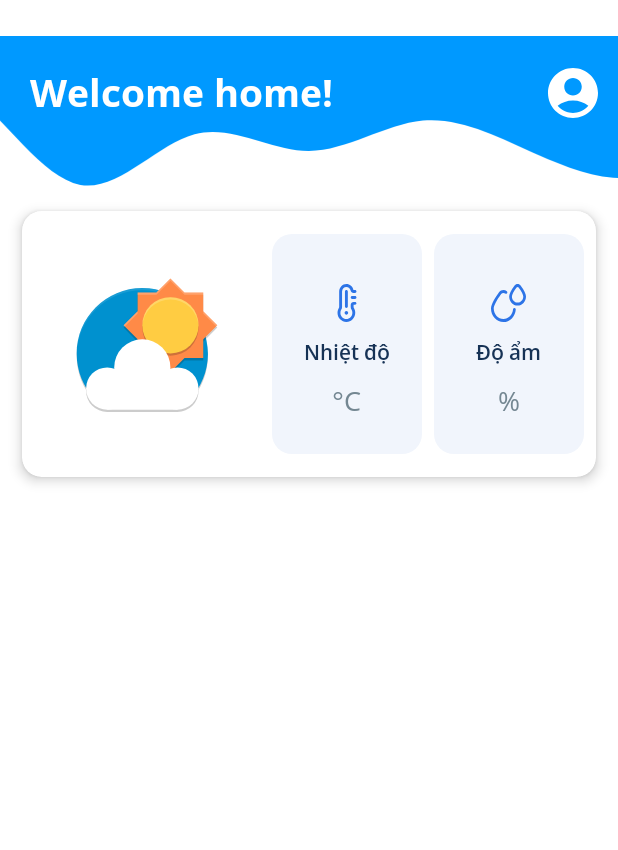
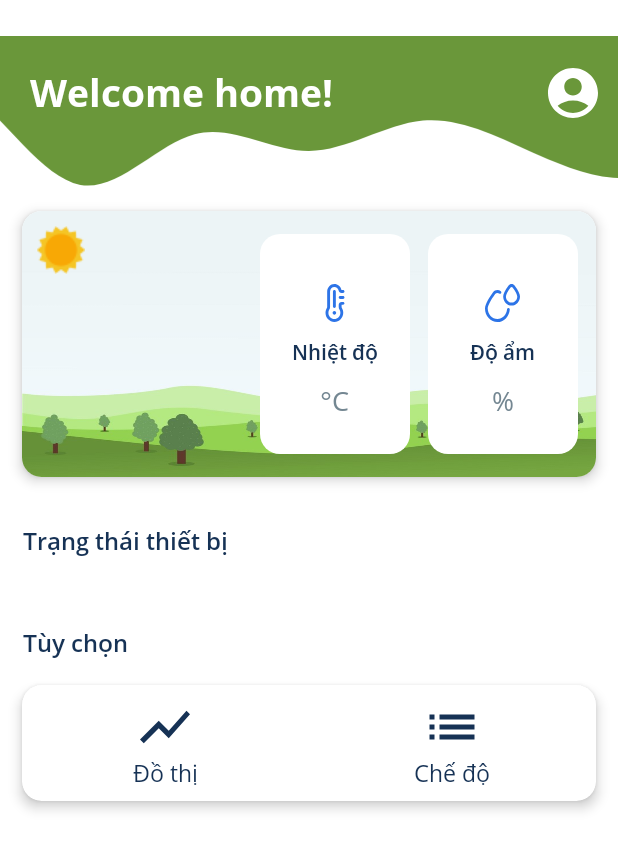
Before and after one commit to quangbk198/datn, an Android app: the MainActivity screen opened directly, with no data from a screen before it, on a phone screen of 412 x 824 dp. Shown: the top 850 px of the screen. Run offline under Robolectric (Android 15) with nearby library versions, the phone set to English and light mode, and no system bars; our stand-ins replace Dagger/Hilt's generated code, RxJava.

Commit message:
create ui main screen

```diff
--- a/app/src/main/java/com/example/datn/features/main/ui/MainActivity.kt
+++ b/app/src/main/java/com/example/datn/features/main/ui/MainActivity.kt
@@ -17,11 +17,15 @@ class MainActivity : BaseActivity<ActivityMainBinding, MainViewModel>() {
 
     override fun onCommonViewLoaded() {
         if (Build.VERSION.SDK_INT >= Build.VERSION_CODES.M) {
-            window.statusBarColor = getColor(R.color.light_blue_1)
+            window.statusBarColor = getColor(R.color.green_dark)
         }
     }
 
     override fun addViewListener() {
 
     }
+
+    override fun setColorTextStatusBar() {
+
+    }
 }
--- a/app/src/main/res/drawable/background_button.xml
+++ b/app/src/main/res/drawable/background_button.xml
@@ -2,6 +2,6 @@
 <shape xmlns:android="http://schemas.android.com/apk/res/android"
     android:shape="rectangle">
     <corners android:radius="28dp" />
-    <solid android:color="@color/pink_light"/>
+    <solid android:color="@color/green_dark"/>
 
 </shape>
--- a/app/src/main/res/drawable/bg_item_tem_humi.xml
+++ b/app/src/main/res/drawable/bg_item_tem_humi.xml
@@ -3,6 +3,6 @@
     android:shape="rectangle">
 
     <corners android:radius="13dp" />
-    <solid android:color="@color/light_background" />
+    <solid android:color="@color/white" />
 
 </shape>
--- /dev/null
+++ b/app/src/main/res/drawable/ic_arrow_left.xml
@@ -0,0 +1,5 @@
+<vector android:height="24dp" android:tint="#163255"
+    android:viewportHeight="24" android:viewportWidth="24"
+    android:width="24dp" xmlns:android="http://schemas.android.com/apk/res/android">
+    <path android:fillColor="@android:color/white" android:pathData="M15.41,16.59L10.83,12l4.58,-4.59L14,6l-6,6 6,6 1.41,-1.41z"/>
+</vector>
--- /dev/null
+++ b/app/src/main/res/drawable/ic_arrow_right.xml
@@ -0,0 +1,5 @@
+<vector android:height="24dp" android:tint="#163255"
+    android:viewportHeight="24" android:viewportWidth="24"
+    android:width="24dp" xmlns:android="http://schemas.android.com/apk/res/android">
+    <path android:fillColor="@android:color/white" android:pathData="M8.59,16.59L13.17,12 8.59,7.41 10,6l6,6 -6,6 -1.41,-1.41z"/>
+</vector>
--- /dev/null
+++ b/app/src/main/res/drawable/ic_line_chart.xml
@@ -0,0 +1,5 @@
+<vector android:height="24dp" android:tint="#163255"
+    android:viewportHeight="24" android:viewportWidth="24"
+    android:width="24dp" xmlns:android="http://schemas.android.com/apk/res/android">
+    <path android:fillColor="@android:color/white" android:pathData="M3.5,18.49l6,-6.01 4,4L22,6.92l-1.41,-1.41 -7.09,7.97 -4,-4L2,16.99z"/>
+</vector>
--- /dev/null
+++ b/app/src/main/res/drawable/ic_mode.xml
@@ -0,0 +1,5 @@
+<vector android:height="24dp" android:tint="#163255"
+    android:viewportHeight="24" android:viewportWidth="24"
+    android:width="24dp" xmlns:android="http://schemas.android.com/apk/res/android">
+    <path android:fillColor="@android:color/white" android:pathData="M3,13h2v-2L3,11v2zM3,17h2v-2L3,15v2zM3,9h2L5,7L3,7v2zM7,13h14v-2L7,11v2zM7,17h14v-2L7,15v2zM7,7v2h14L21,7L7,7z"/>
+</vector>
--- a/app/src/main/res/drawable/ic_wave.xml
+++ b/app/src/main/res/drawable/ic_wave.xml
@@ -5,5 +5,5 @@
     android:viewportHeight="320">
   <path
       android:pathData="M0,64L30,58.7C60,53 120,43 180,85.3C240,128 300,224 360,234.7C420,245 480,171 540,154.7C600,139 660,181 720,181.3C780,181 840,139 900,133.3C960,128 1020,160 1080,186.7C1140,213 1200,235 1260,218.7C1320,203 1380,149 1410,122.7L1440,96L1440,0L1410,0C1380,0 1320,0 1260,0C1200,0 1140,0 1080,0C1020,0 960,0 900,0C840,0 780,0 720,0C660,0 600,0 540,0C480,0 420,0 360,0C300,0 240,0 180,0C120,0 60,0 30,0L0,0Z"
-      android:fillColor="#0099ff"/>
+      android:fillColor="@color/green_dark"/>
 </vector>
--- a/app/src/main/res/drawable/ic_weather.xml
+++ /dev/null
@@ -1,72 +0,0 @@
-<vector xmlns:android="http://schemas.android.com/apk/res/android"
-    android:width="64dp"
-    android:height="64dp"
-    android:viewportWidth="64"
-    android:viewportHeight="64">
-  <path
-      android:pathData="m42,4 l-6,6h-8v2h8l6,-6 6,6h8v-2h-8zM28,18 L22,24 23,25 28,20zM56,18v2l5,5 1,-1z"
-      android:strokeAlpha="0.2"
-      android:fillColor="#ffffff"
-      android:fillAlpha="0.2"/>
-  <path
-      android:pathData="m58,37.107c0,7.487 -2.939,14.288 -7.726,19.312 -5.1,5.352 -13.578,0.009 -21.554,0.009 -8.099,0 -14.114,5.24 -19.227,-0.256C4.844,51.173 2,44.472 2,37.107 2,21.643 14.536,9.107 30,9.107c15.464,0 28,12.536 28,28z"
-      android:strokeAlpha="0.2"
-      android:fillColor="#0d0d08"
-      android:fillAlpha="0.2"/>
-  <path
-      android:pathData="m58,36.107c0,7.487 -2.939,14.288 -7.726,19.312 -5.1,5.352 -13.578,0.009 -21.554,0.009 -8.099,0 -14.114,5.24 -19.227,-0.256C4.844,50.173 2,43.472 2,36.107 2,20.643 14.536,8.107 30,8.107c15.464,0 28,12.536 28,28z"
-      android:fillColor="#0091cf"/>
-  <path
-      android:pathData="M30,8.105C14.536,8.105 2,20.641 2,36.105C2,36.22 2.011,36.332 2.018,36.445C2.369,21.287 14.757,9.105 30,9.105C45.243,9.105 57.631,21.287 57.982,36.445C57.989,36.332 58,36.22 58,36.105C58,20.641 45.464,8.105 30,8.105z"
-      android:strokeAlpha="0.1"
-      android:fillColor="#ffffff"
-      android:fillAlpha="0.1"/>
-  <path
-      android:pathData="m42,5 l-6,6h-8v8L22,25l6,6v8h8l6,6 6,-6h8v-8l6,-6 -6,-6v-8h-8z"
-      android:strokeAlpha="0.2"
-      android:fillColor="#0d0d08"
-      android:fillAlpha="0.2"/>
-  <path
-      android:pathData="m42,4 l-6,6h-8v8l-6,6 6,6v8h8l6,6 6,-6h8v-8l6,-6 -6,-6v-8h-8z"
-      android:fillColor="#ff8a47"/>
-  <path
-      android:pathData="M42,25m-12,0a12,12 0,1 1,24 0a12,12 0,1 1,-24 0"
-      android:strokeAlpha="0.2"
-      android:fillColor="#0d0d08"
-      android:fillAlpha="0.2"/>
-  <path
-      android:pathData="M42,24m-12,0a12,12 0,1 1,24 0a12,12 0,1 1,-24 0"
-      android:fillColor="#ffcc42"/>
-  <path
-      android:fillColor="#FF000000"
-      android:pathData="M30.571,44.286m-11.429,0a11.429,11.429 0,1 1,22.858 0a11.429,11.429 0,1 1,-22.858 0"
-      android:strokeAlpha="0.2"
-      android:fillAlpha="0.2"/>
-  <path
-      android:fillColor="#FF000000"
-      android:pathData="M30,31A12,12 0,0 0,18 43,12 12,0 0,0 18.018,43.533 9,9 0,0 0,15 43,9 9,0 0,0 6,52 9,9 0,0 0,15 61H45A9,9 0,0 0,54 52,9 9,0 0,0 45,43 9,9 0,0 0,41.973 43.533,12 12,0 0,0 42,43 12,12 0,0 0,30 31Z"
-      android:strokeAlpha="0.2"
-      android:fillAlpha="0.2"/>
-  <path
-      android:pathData="M15,51m-9,0a9,9 0,1 1,18 0a9,9 0,1 1,-18 0"
-      android:fillColor="#ffffff"/>
-  <path
-      android:pathData="M30,42m-12,0a12,12 0,1 1,24 0a12,12 0,1 1,-24 0"
-      android:fillColor="#ffffff"/>
-  <path
-      android:pathData="M45,51m-9,0a9,9 0,1 1,18 0a9,9 0,1 1,-18 0"
-      android:fillColor="#ffffff"/>
-  <path
-      android:pathData="M15,48h30v12h-30z"
-      android:fillColor="#ffffff"/>
-  <path
-      android:pathData="M42,12A12,12 0,0 0,30 24A12,12 0,0 0,30.021 24.404A12,12 0,0 1,42 13A12,12 0,0 1,53.975 24.5A12,12 0,0 0,54 24A12,12 0,0 0,42 12z"
-      android:strokeAlpha="0.2"
-      android:fillColor="#ffffff"
-      android:fillAlpha="0.2"/>
-  <path
-      android:pathData="M42,4L36,10L28,10L28,11L36,11L42,5L48,11L56,11L56,10L48,10L42,4zM28,18L22,24L22.5,24.5L28,19L28,18zM56,18L56,19L61.5,24.5L62,24L56,18z"
-      android:strokeAlpha="0.2"
-      android:fillColor="#ffffff"
-      android:fillAlpha="0.2"/>
-</vector>
--- a/app/src/main/res/layout/activity_login.xml
+++ b/app/src/main/res/layout/activity_login.xml
@@ -13,9 +13,10 @@
         android:orientation="vertical">
 
         <ImageView
+            android:scaleType="centerCrop"
             android:id="@+id/iv_logo"
-            android:layout_width="200dp"
-            android:layout_height="100dp"
+            android:layout_width="match_parent"
+            android:layout_height="150dp"
             android:layout_gravity="center"
             android:layout_marginTop="30dp"
             android:src="@drawable/logo_app_transparent"
@@ -28,7 +29,6 @@
             android:layout_width="match_parent"
             android:layout_height="50dp"
             android:layout_marginHorizontal="25dp"
-            android:layout_marginTop="30dp"
             android:background="@drawable/background_edit_text"
             android:drawableStart="@drawable/ic_user"
             android:drawablePadding="15dp"
@@ -54,7 +54,7 @@
 
         <androidx.appcompat.widget.AppCompatButton
             android:id="@+id/btn_login"
-            style="@style/ButtonPink"
+            style="@style/ButtonGreen"
             android:layout_width="match_parent"
             android:layout_height="50dp"
             android:layout_marginHorizontal="25dp"
--- a/app/src/main/res/layout/activity_main.xml
+++ b/app/src/main/res/layout/activity_main.xml
@@ -10,6 +10,7 @@
         android:layout_width="0dp"
         android:layout_height="0dp"
         android:fillViewport="true"
+        android:overScrollMode="never"
         app:layout_constraintBottom_toBottomOf="parent"
         app:layout_constraintEnd_toEndOf="parent"
         app:layout_constraintStart_toStartOf="parent"
@@ -50,6 +51,7 @@
                 app:layout_constraintTop_toTopOf="@+id/tv_label_app" />
 
             <androidx.cardview.widget.CardView
+                android:id="@+id/cv_tem_humi"
                 android:layout_width="0dp"
                 android:layout_height="200dp"
                 android:layout_marginHorizontal="5dp"
@@ -63,23 +65,24 @@
 
                 <androidx.constraintlayout.widget.ConstraintLayout
                     android:layout_width="match_parent"
-                    android:layout_height="match_parent">
+                    android:layout_height="match_parent"
+                    android:background="@drawable/bg_card_tem_and_humi">
 
                     <ImageView
-                        android:src="@drawable/ic_weather"
-                        app:layout_constraintBottom_toBottomOf="parent"
+                        android:layout_width="wrap_content"
+                        android:layout_height="wrap_content"
+                        android:layout_marginStart="10dp"
+                        android:layout_marginTop="10dp"
+                        android:src="@drawable/ic_sun"
                         app:layout_constraintStart_toStartOf="parent"
-                        app:layout_constraintTop_toTopOf="parent"
-                        app:layout_constraintEnd_toStartOf="@id/cv_temp"
-                        android:layout_width="100dp"
-                        android:layout_height="100dp"/>
+                        app:layout_constraintTop_toTopOf="parent" />
 
                     <LinearLayout
                         android:id="@+id/cv_humi"
                         android:layout_width="100dp"
                         android:layout_height="match_parent"
                         android:layout_marginVertical="15dp"
-                        android:layout_marginEnd="8dp"
+                        android:layout_marginEnd="12dp"
                         android:background="@drawable/bg_item_tem_humi"
                         android:gravity="center"
                         android:orientation="vertical"
@@ -123,7 +126,7 @@
                         android:layout_width="100dp"
                         android:layout_height="match_parent"
                         android:layout_marginVertical="15dp"
-                        android:layout_marginEnd="8dp"
+                        android:layout_marginEnd="12dp"
                         android:background="@drawable/bg_item_tem_humi"
                         android:gravity="center"
                         android:orientation="vertical"
@@ -161,6 +164,116 @@
                             android:textColor="@color/grey_light_text"
                             android:textSize="18sp" />
                     </LinearLayout>
+                </androidx.constraintlayout.widget.ConstraintLayout>
+            </androidx.cardview.widget.CardView>
+
+            <TextView
+                android:id="@+id/tv_label_device_status"
+                android:layout_width="wrap_content"
+                android:layout_height="wrap_content"
+                android:layout_marginStart="15dp"
+                android:layout_marginTop="20dp"
+                android:fontFamily="@font/opensans_semi_bold"
+                android:text="@string/main_activity_textview_state_device"
+                android:textColor="@color/dark_blue"
+                android:textSize="16sp"
+                app:layout_constraintStart_toStartOf="parent"
+                app:layout_constraintTop_toBottomOf="@id/cv_tem_humi" />
+
+            <androidx.recyclerview.widget.RecyclerView
+                android:id="@+id/rcv_device"
+                android:layout_width="0dp"
+                android:layout_height="wrap_content"
+                android:layout_marginHorizontal="15dp"
+                android:layout_marginTop="15dp"
+                app:layout_constraintEnd_toEndOf="parent"
+                app:layout_constraintStart_toStartOf="parent"
+                app:layout_constraintTop_toBottomOf="@id/tv_label_device_status" />
+
+            <TextView
+                android:id="@+id/tv_label_option"
+                android:layout_width="wrap_content"
+                android:layout_height="wrap_content"
+                android:layout_marginStart="15dp"
+                android:layout_marginTop="30dp"
+                android:fontFamily="@font/opensans_semi_bold"
+                android:text="@string/main_activity_textview_option"
+                android:textColor="@color/dark_blue"
+                android:textSize="16sp"
+                app:layout_constraintStart_toStartOf="parent"
+                app:layout_constraintTop_toBottomOf="@id/rcv_device" />
+
+            <androidx.cardview.widget.CardView
+                android:id="@+id/cv_option"
+                android:layout_width="0dp"
+                android:layout_height="100dp"
+                android:layout_marginHorizontal="5dp"
+                android:layout_marginTop="5dp"
+                app:cardCornerRadius="13dp"
+                app:cardElevation="5dp"
+                app:cardUseCompatPadding="true"
+                app:layout_constraintEnd_toEndOf="parent"
+                app:layout_constraintStart_toStartOf="parent"
+                app:layout_constraintTop_toBottomOf="@id/tv_label_option">
+
+                <androidx.constraintlayout.widget.ConstraintLayout
+                    android:layout_width="match_parent"
+                    android:layout_height="match_parent">
+
+                    <LinearLayout
+                        android:id="@+id/ln_chart"
+                        android:layout_width="0dp"
+                        android:layout_height="0dp"
+                        android:gravity="center"
+                        android:orientation="vertical"
+                        app:layout_constraintBottom_toBottomOf="parent"
+                        app:layout_constraintEnd_toStartOf="@id/ln_mode"
+                        app:layout_constraintStart_toStartOf="parent"
+                        app:layout_constraintTop_toTopOf="parent">
+
+                        <ImageView
+                            android:layout_width="40dp"
+                            android:layout_height="40dp"
+                            android:layout_gravity="center"
+                            android:src="@drawable/ic_line_chart" />
+
+                        <TextView
+                            android:layout_width="wrap_content"
+                            android:layout_height="wrap_content"
+                            android:layout_gravity="center"
+                            android:fontFamily="@font/opensans_regular"
+                            android:text="@string/main_activity_textview_chart"
+                            android:textColor="@color/dark_blue"
+                            android:textSize="15sp" />
+
+                    </LinearLayout>
+
+                    <LinearLayout
+                        android:gravity="center"
+                        android:id="@+id/ln_mode"
+                        android:layout_width="0dp"
+                        android:layout_height="0dp"
+                        android:orientation="vertical"
+                        app:layout_constraintBottom_toBottomOf="parent"
+                        app:layout_constraintEnd_toEndOf="parent"
+                        app:layout_constraintStart_toEndOf="@id/ln_chart"
+                        app:layout_constraintTop_toTopOf="parent">
+
+                        <ImageView
+                            android:layout_width="40dp"
+                            android:layout_height="40dp"
+                            android:layout_gravity="center"
+                            android:src="@drawable/ic_mode" />
+
+                        <TextView
+                            android:layout_width="wrap_content"
+                            android:layout_height="wrap_content"
+                            android:layout_gravity="center"
+                            android:fontFamily="@font/opensans_regular"
+                            android:text="@string/main_activity_textview_mode"
+                            android:textColor="@color/dark_blue"
+                            android:textSize="15sp" />
+                    </LinearLayout>
 
                 </androidx.constraintlayout.widget.ConstraintLayout>
 
--- a/app/src/main/res/layout/activity_splash.xml
+++ b/app/src/main/res/layout/activity_splash.xml
@@ -7,7 +7,6 @@
     tools:context=".features.splash.ui.SplashActivity">
 
     <ImageView
-        android:layout_margin="80dp"
         android:layout_gravity="center"
         android:src="@drawable/logo_app_transparent"
         android:layout_width="wrap_content"
--- a/app/src/main/res/values/colors.xml
+++ b/app/src/main/res/values/colors.xml
@@ -17,4 +17,5 @@
     <color name="pink_light">#FF5668</color>
     <color name="dark_blue">#163255</color>
     <color name="grey_light_text">#748792</color>
+    <color name="green_dark">#6A973A</color>
 </resources>
--- a/app/src/main/res/values/strings.xml
+++ b/app/src/main/res/values/strings.xml
@@ -17,5 +17,8 @@
     <string name="main_activity_textview_temperature">Nhiệt độ</string>
     <string name="main_activity_textview_humidity">Độ ẩm</string>
     <string name="main_activity_textview_state_device">Trạng thái thiết bị</string>
+    <string name="main_activity_textview_option">Tùy chọn</string>
+    <string name="main_activity_textview_chart">Đồ thị</string>
+    <string name="main_activity_textview_mode">Chế độ</string>
 
 </resources>
--- a/app/src/main/res/values/style.xml
+++ b/app/src/main/res/values/style.xml
@@ -12,7 +12,7 @@
     </style>
 
     <!-- Button Blue => using set style= @Style/ButtonBlue -->
-    <style name="ButtonPink" parent="Widget.AppCompat.Button">
+    <style name="ButtonGreen" parent="Widget.AppCompat.Button">
         <item name="android:textColor">@color/white</item>
         <item name="android:layout_height">?attr/actionBarSize</item>
         <item name="android:layout_width">match_parent</item>
```
Also changed, not shown: app/src/main/res/drawable/bg_card_tem_and_humi.jpg (added), app/src/main/res/drawable/ic_sun.png (added), app/src/main/res/drawable/logo_app_transparent.png.
